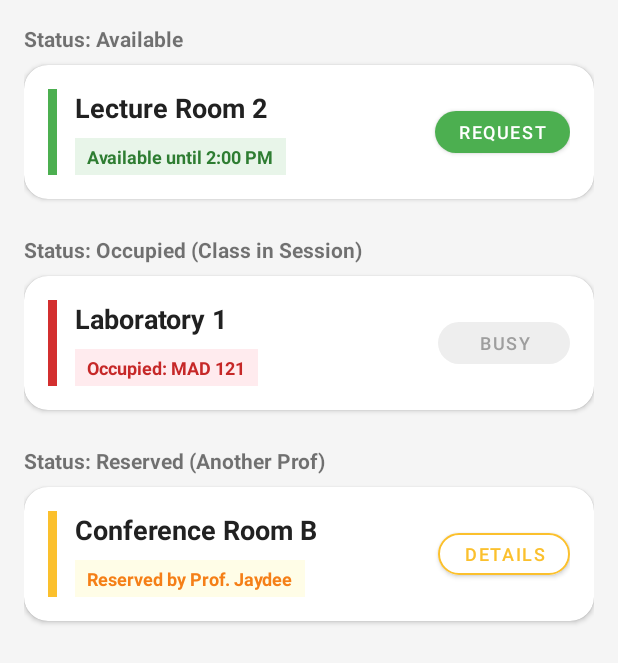
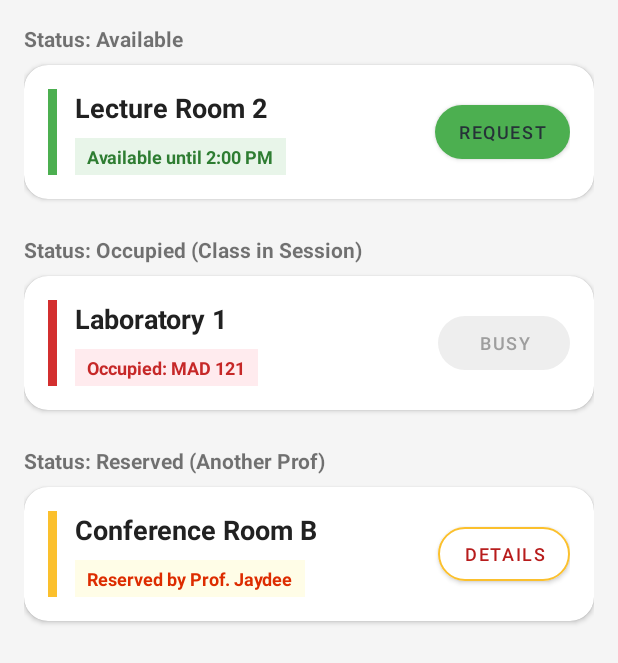
Before and after one commit to Rhaiza-Alberto/Scheduling_System, an Android app built with Jetpack Compose: the layout activity_room_states_demo.xml on its own in the app's theme, with its tools: preview values and no code run, on a phone screen of 412 x 824 dp. Shown: the top 663 px of the screen. Run offline under Robolectric (Android 15) with nearby library versions, the phone set to English and light mode, and no system bars.

Commit message:
roomstates(fixed)

```diff
--- a/app/src/main/res/layout/activity_room_states_demo.xml
+++ b/app/src/main/res/layout/activity_room_states_demo.xml
@@ -4,7 +4,8 @@
     android:layout_width="match_parent"
     android:layout_height="match_parent"
     android:background="#F5F5F5"
-    android:padding="16dp">
+    android:padding="16dp"
+    android:theme="@style/Theme.RoomBooking">
 
     <LinearLayout
         android:layout_width="match_parent"
@@ -14,7 +15,7 @@
         <TextView
             android:layout_width="wrap_content"
             android:layout_height="wrap_content"
-            android:text="Status: Available"
+            android:text="@string/status_available"
             android:textStyle="bold"
             android:layout_marginBottom="8dp"/>
 
@@ -45,7 +46,7 @@
                     android:layout_width="wrap_content"
                     android:layout_height="wrap_content"
                     android:layout_marginStart="12dp"
-                    android:text="Lecture Room 2"
+                    android:text="@string/lecture_room_2"
                     android:textColor="#212121"
                     android:textSize="18sp"
                     android:textStyle="bold"
@@ -59,7 +60,7 @@
                     android:background="#E8F5E9"
                     android:paddingHorizontal="8dp"
                     android:paddingVertical="4dp"
-                    android:text="Available until 2:00 PM"
+                    android:text="@string/available_until_2_00_pm"
                     android:textColor="#2E7D32"
                     android:textSize="12sp"
                     android:textStyle="bold"
@@ -68,8 +69,9 @@
 
                 <com.google.android.material.button.MaterialButton
                     android:layout_width="wrap_content"
-                    android:layout_height="40dp"
-                    android:text="Request"
+                    android:layout_height="48dp"
+                    android:text="@string/request"
+                    android:textColor="#263238"
                     android:textSize="12sp"
                     app:backgroundTint="#4CAF50"
                     app:cornerRadius="20dp"
@@ -84,7 +86,7 @@
         <TextView
             android:layout_width="wrap_content"
             android:layout_height="wrap_content"
-            android:text="Status: Occupied (Class in Session)"
+            android:text="@string/status_occupied_class_in_session"
             android:textStyle="bold"
             android:layout_marginBottom="8dp"/>
 
@@ -115,7 +117,7 @@
                     android:layout_width="wrap_content"
                     android:layout_height="wrap_content"
                     android:layout_marginStart="12dp"
-                    android:text="Laboratory 1"
+                    android:text="@string/laboratory_1"
                     android:textColor="#212121"
                     android:textSize="18sp"
                     android:textStyle="bold"
@@ -129,7 +131,7 @@
                     android:background="#FFEBEE"
                     android:paddingHorizontal="8dp"
                     android:paddingVertical="4dp"
-                    android:text="Occupied: MAD 121"
+                    android:text="@string/occupied_mad_121"
                     android:textColor="#C62828"
                     android:textSize="12sp"
                     android:textStyle="bold"
@@ -138,11 +140,11 @@
 
                 <com.google.android.material.button.MaterialButton
                     android:layout_width="wrap_content"
-                    android:layout_height="40dp"
-                    android:text="Busy"
+                    android:layout_height="48dp"
+                    android:enabled="false"
+                    android:text="@string/busy"
                     android:textColor="#9E9E9E"
                     android:textSize="12sp"
-                    android:enabled="false"
                     app:backgroundTint="#EEEEEE"
                     app:cornerRadius="20dp"
                     app:layout_constraintBottom_toBottomOf="parent"
@@ -156,7 +158,7 @@
         <TextView
             android:layout_width="wrap_content"
             android:layout_height="wrap_content"
-            android:text="Status: Reserved (Another Prof)"
+            android:text="@string/status_reserved_another_prof"
             android:textStyle="bold"
             android:layout_marginBottom="8dp"/>
 
@@ -187,7 +189,7 @@
                     android:layout_width="wrap_content"
                     android:layout_height="wrap_content"
                     android:layout_marginStart="12dp"
-                    android:text="Conference Room B"
+                    android:text="@string/conference_room_b"
                     android:textColor="#212121"
                     android:textSize="18sp"
                     android:textStyle="bold"
@@ -201,8 +203,8 @@
                     android:background="#FFFDE7"
                     android:paddingHorizontal="8dp"
                     android:paddingVertical="4dp"
-                    android:text="Reserved by Prof. Jaydee"
-                    android:textColor="#F57F17"
+                    android:text="@string/reserved_by_prof_jaydee"
+                    android:textColor="#DD2C00"
                     android:textSize="12sp"
                     android:textStyle="bold"
                     app:layout_constraintStart_toStartOf="@id/room3"
@@ -210,18 +212,18 @@
 
                 <com.google.android.material.button.MaterialButton
                     android:layout_width="wrap_content"
-                    android:layout_height="40dp"
-                    android:text="Details"
-                    android:textColor="#FBC02D"
+                    android:layout_height="48dp"
+                    android:text="@string/details"
+                    android:textColor="#B71C1C"
                     android:textSize="12sp"
                     app:backgroundTint="#FFFFFF"
-                    app:strokeColor="#FBC02D"
-                    app:strokeWidth="1dp"
                     app:cornerRadius="20dp"
                     app:elevation="0dp"
                     app:layout_constraintBottom_toBottomOf="parent"
                     app:layout_constraintEnd_toEndOf="parent"
-                    app:layout_constraintTop_toTopOf="parent" />
+                    app:layout_constraintTop_toTopOf="parent"
+                    app:strokeColor="#FBC02D"
+                    app:strokeWidth="1dp" />
 
             </androidx.constraintlayout.widget.ConstraintLayout>
         </androidx.cardview.widget.CardView>
--- a/app/src/main/res/values/strings.xml
+++ b/app/src/main/res/values/strings.xml
@@ -72,4 +72,15 @@
     <string name="computer_lab_101">Computer Lab 101</string>
     <string name="reject">Reject</string>
     <string name="cancel_request">Cancel Request</string>
+    <string name="lecture_room_2">Lecture Room 2</string>
+    <string name="available_until_2_00_pm">Available until 2:00 PM</string>
+    <string name="status_occupied_class_in_session">Status: Occupied (Class in Session)</string>
+    <string name="request">Request</string>
+    <string name="details">Details</string>
+    <string name="reserved_by_prof_jaydee">Reserved by Prof. Jaydee</string>
+    <string name="conference_room_b">Conference Room B</string>
+    <string name="status_reserved_another_prof">Status: Reserved (Another Prof)</string>
+    <string name="busy">Busy</string>
+    <string name="occupied_mad_121">Occupied: MAD 121</string>
+    <string name="laboratory_1">Laboratory 1</string>
 </resources>
```
